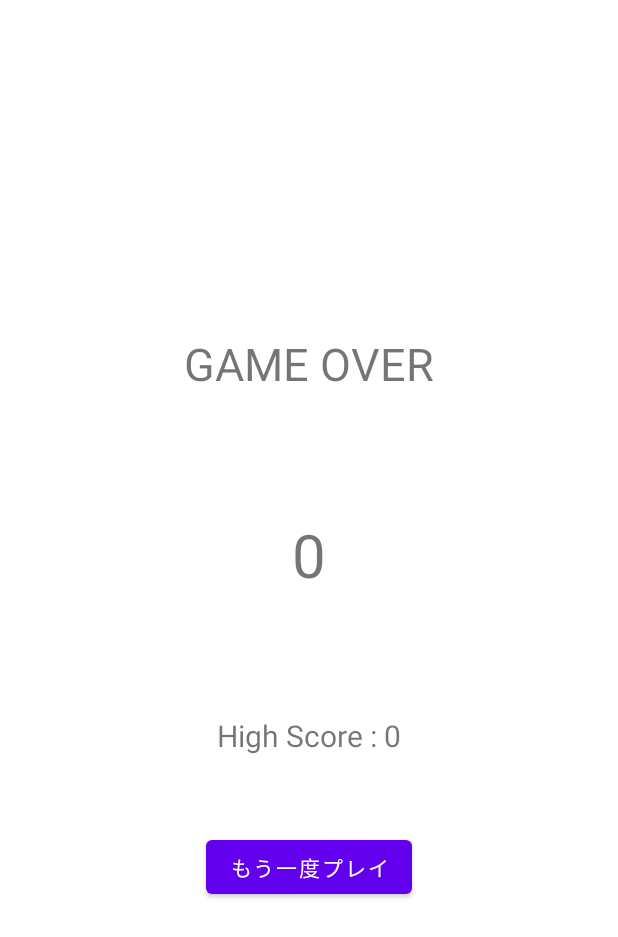
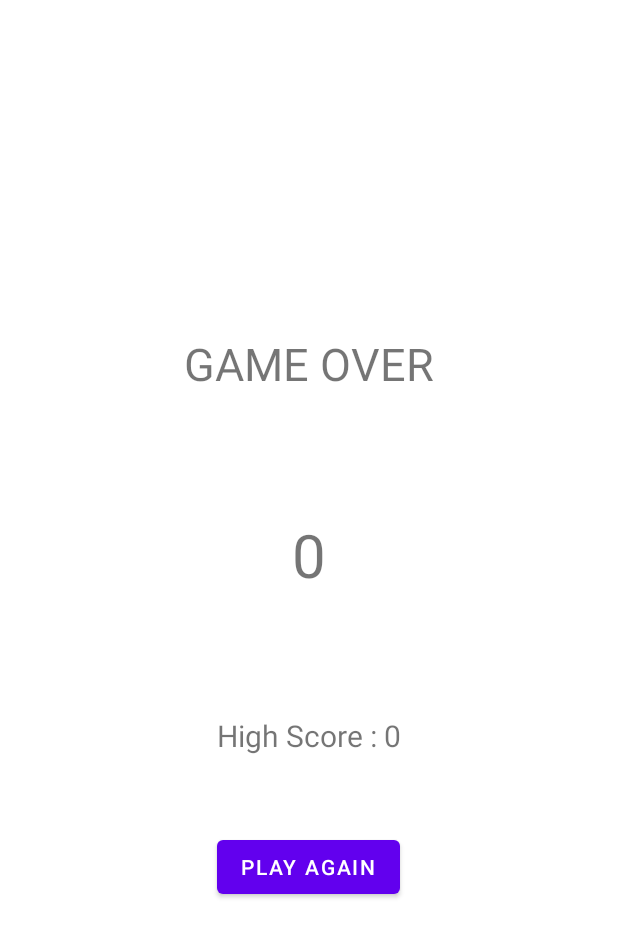
Before and after one commit to ochim/catch-the-ball, an Android app: the ResultActivity screen opened directly, with no data from a screen before it, on a phone screen of 412 x 824 dp. Shown: the top 937 px of the screen. Run offline under Robolectric (Android 15) with nearby library versions, the phone set to English and light mode, and no system bars.

Commit message:
localize strings.xml

```diff
--- a/app/src/main/res/values/strings.xml
+++ b/app/src/main/res/values/strings.xml
@@ -5,9 +5,9 @@
     <string name="point_orange">10 point</string>
     <string name="point_black">Game Over</string>
     <string name="game_over">GAME OVER</string>
-    <string name="tap_to_start">タップしてスタート</string>
+    <string name="tap_to_start">Tap to Start</string>
     <string name="score">Score : %d</string>
     <string name="high_score">High Score : %d</string>
     <string name="result_score">%d</string>
-    <string name="try_again">もう一度プレイ</string>
+    <string name="try_again">Play again</string>
 </resources>
```
Also changed, not shown: 1 other file.
